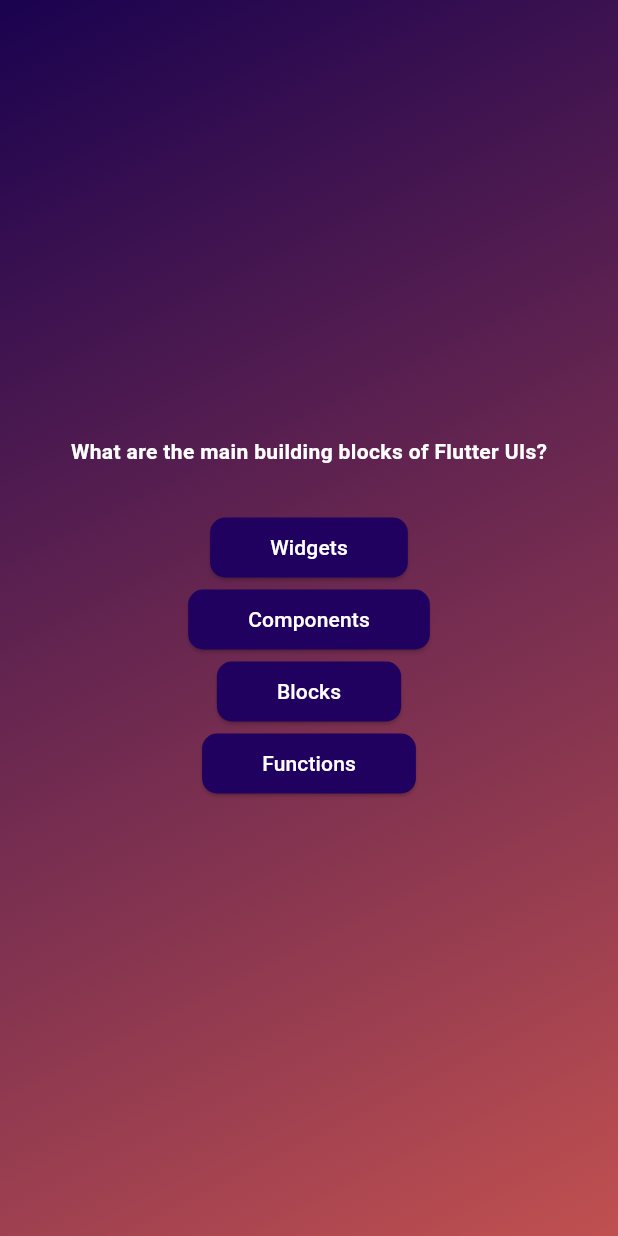
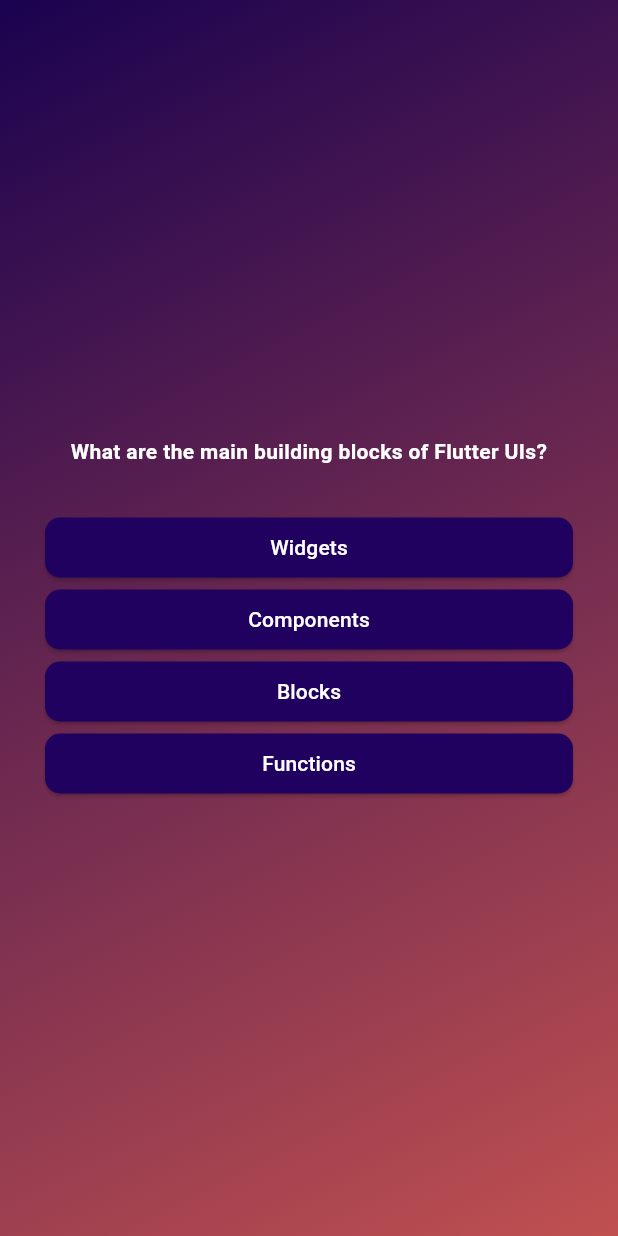
Before and after one commit to IRSAGE/Quiz-App, a Flutter app: the screen it shows after launch, after a tap on "Start Quiz", on a phone screen of 412 x 824 dp. Run offline on Flutter 3.47's test engine with Material 3 defaults, Android fonts, the phone set to English and light mode, and no system bars.

Commit message:
Alignment,Margin & Padding

```diff
--- a/lib/questions_screen.dart
+++ b/lib/questions_screen.dart
@@ -18,13 +18,19 @@ class _QuestionsScreenState extends State<QuestionsScreen> {
 
     return SizedBox(
       width: double.infinity,
+      child: Container(
+        margin: const EdgeInsets.all(30),
         child: Column(
           mainAxisAlignment: MainAxisAlignment.center,
+          crossAxisAlignment: CrossAxisAlignment.stretch,
           children: [
             Text(
               currentQuestion.text,
               style: const TextStyle(
-                color: Colors.white, fontWeight: FontWeight.bold),
+                color: Colors.white,
+                fontWeight: FontWeight.bold,
+              ),
+              textAlign: TextAlign.center,
             ),
             const SizedBox(
               height: 30,
@@ -34,6 +40,7 @@ class _QuestionsScreenState extends State<QuestionsScreen> {
             }),
           ],
         ),
+      ),
     );
   }
 }
```
Lines whose indentation alone changed are shown as unchanged.
